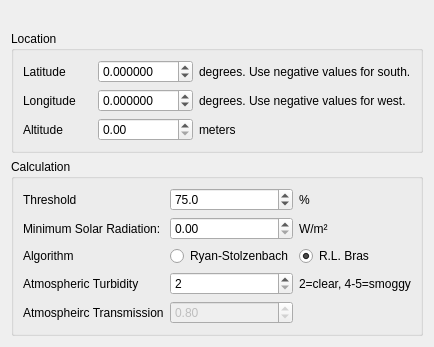
Qt form desktop/reporting/reports/sunshine_hours/criteria.ui (davidrg/zxweather) before a commit.
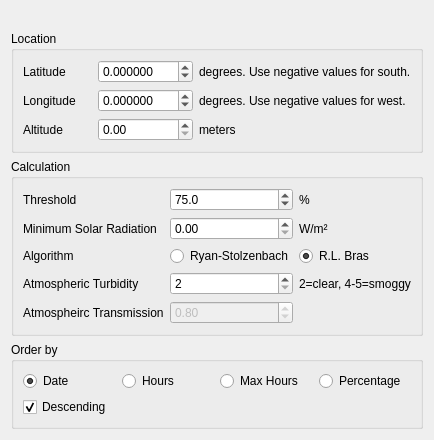
The same form after that commit.

Commit message: Sort options for sunshine hours report

```diff
--- a/desktop/reporting/reports/sunshine_hours/criteria.ui
+++ b/desktop/reporting/reports/sunshine_hours/criteria.ui
@@ -7,7 +7,7 @@
     <x>0</x>
     <y>0</y>
     <width>400</width>
-    <height>289</height>
+    <height>387</height>
    </rect>
   </property>
   <property name="windowTitle">
@@ -239,7 +239,7 @@
       <item row="1" column="0">
        <widget class="QLabel" name="label_5">
         <property name="text">
-         <string>Minimum Solar Radiation:</string>
+         <string>Minimum Solar Radiation</string>
         </property>
        </widget>
       </item>
@@ -260,6 +260,56 @@
      </layout>
     </widget>
    </item>
+   <item>
+    <widget class="QGroupBox" name="groupBox_2">
+     <property name="title">
+      <string>Order by</string>
+     </property>
+     <layout class="QGridLayout" name="gridLayout_2">
+      <item row="0" column="0">
+       <widget class="QRadioButton" name="orderby_date">
+        <property name="text">
+         <string>Date</string>
+        </property>
+        <property name="checked">
+         <bool>true</bool>
+        </property>
+       </widget>
+      </item>
+      <item row="0" column="2">
+       <widget class="QRadioButton" name="orderby_maxhours">
+        <property name="text">
+         <string>Max Hours</string>
+        </property>
+       </widget>
+      </item>
+      <item row="0" column="3">
+       <widget class="QRadioButton" name="orderby_percentage">
+        <property name="text">
+         <string>Percentage</string>
+        </property>
+       </widget>
+      </item>
+      <item row="0" column="1">
+       <widget class="QRadioButton" name="orderby_hours">
+        <property name="text">
+         <string>Hours</string>
+        </property>
+       </widget>
+      </item>
+      <item row="1" column="0" colspan="4">
+       <widget class="QCheckBox" name="order_descending">
+        <property name="text">
+         <string>Descending</string>
+        </property>
+        <property name="checked">
+         <bool>true</bool>
+        </property>
+       </widget>
+      </item>
+     </layout>
+    </widget>
+   </item>
    <item>
     <spacer name="verticalSpacer">
      <property name="orientation">
```
Left out of the diff: 5 changed lines with no effect on the pictures. The commit also changes 3 other files.
